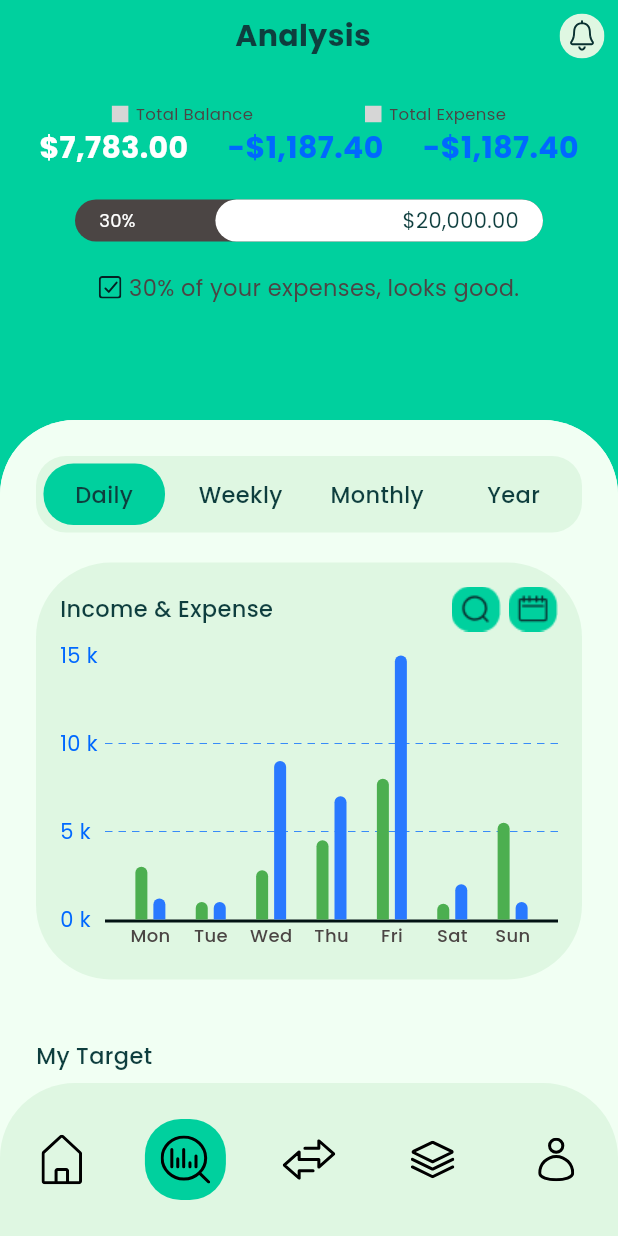
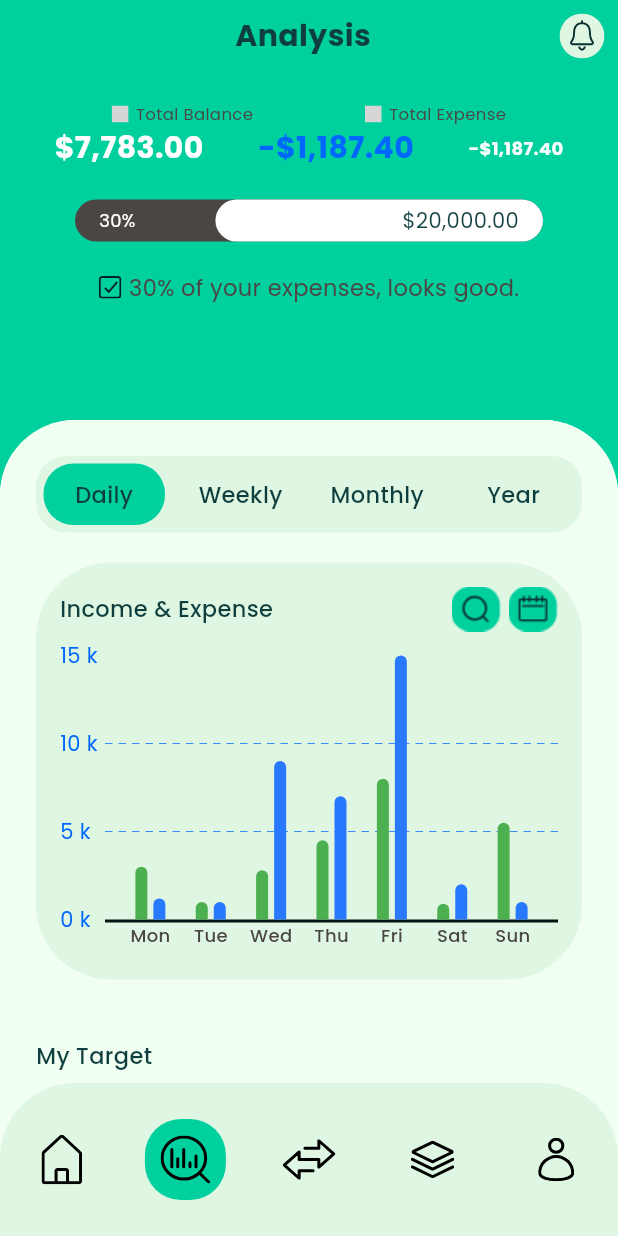
Before and after one commit to htpit1106/finance_management, a Flutter app: the MainPageChild screen opened directly, swiped to page 2, on a phone screen of 412 x 824 dp. Run offline on Flutter 3.47's test engine with Material 3 defaults, Android fonts, the light colour scheme and no system bars; drawn by our look-alikes of fl_chart; our stand-ins replace bloc, equatable, flutter_bloc, flutter_svg, go_router, image_picker and 3 more; accounts and stored records are empty; grey boxes are pictures that could not be loaded.

Commit message:
fix: Update text style for expense display in AppHeader widget

```diff
--- a/lib/ui/widgets/header.dart
+++ b/lib/ui/widgets/header.dart
@@ -34,7 +34,7 @@ class AppHeader extends StatelessWidget {
           children: [
             Text("\$7,783.00", style: AppTextStyle.whiteS20),
             Text("-\$1,187.40", style: AppTextStyle.oceanBlueS20Bold),
-            Text("-\$1,187.40", style: AppTextStyle.oceanBlueS20Bold),
+            Text("-\$1,187.40", style: AppTextStyle.whiteS12),
           ],
         ),
 
```
